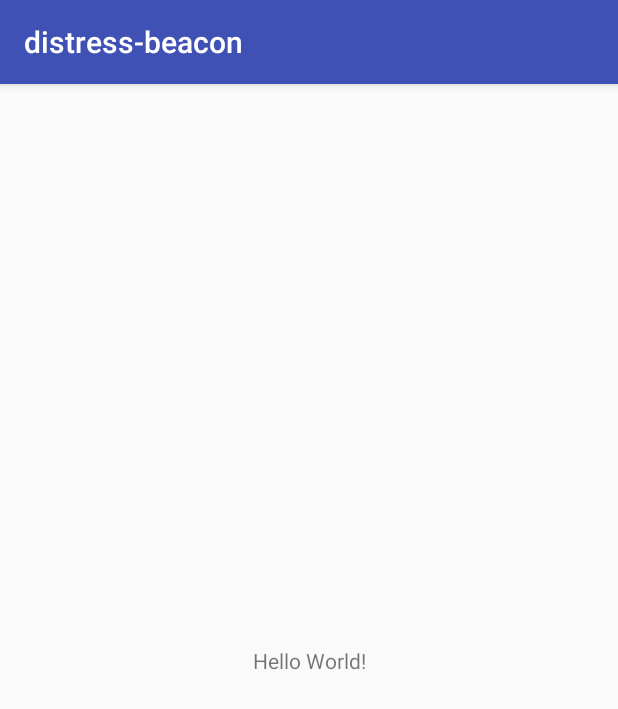
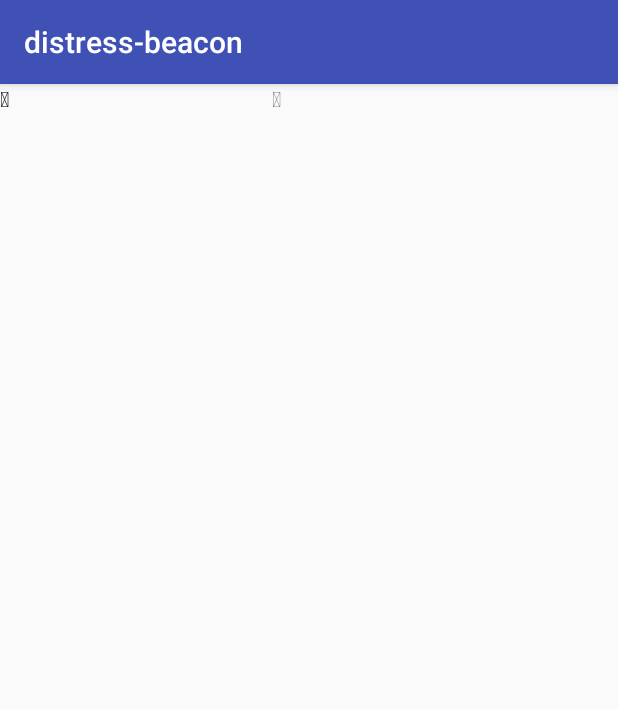
Before and after one commit to zayaok/futurismWeb, an Android app: the screen it shows after launch (MainActivity), on a phone screen of 412 x 824 dp. Shown: the top 709 px of the screen. Run offline under Robolectric (Android 15) with nearby library versions, the phone set to English and light mode, and no system bars.

Commit message:
working font

```diff
--- a/distress-beacon/app/src/main/java/com/example/a502710129/distress_beacon/FontManager.java
+++ b/distress-beacon/app/src/main/java/com/example/a502710129/distress_beacon/FontManager.java
@@ -21,7 +21,7 @@
             ViewGroup vg = (ViewGroup) v;
             for (int i = 0; i < vg.getChildCount(); i++) {
                 View child = vg.getChildAt(i);
-                markAsIconContainer(child);
+                markAsIconContainer(child, typeface);
             }
         } else if (v instanceof TextView) {
             ((TextView) v).setTypeface(typeface);
@@ -29,4 +29,3 @@
     }
 
 }
-}
--- a/distress-beacon/app/src/main/java/com/example/a502710129/distress_beacon/MainActivity.java
+++ b/distress-beacon/app/src/main/java/com/example/a502710129/distress_beacon/MainActivity.java
@@ -1,5 +1,6 @@
 package com.example.a502710129.distress_beacon;
 
+import android.graphics.Typeface;
 import android.support.v7.app.AppCompatActivity;
 import android.os.Bundle;
 
@@ -9,5 +10,9 @@
     protected void onCreate(Bundle savedInstanceState) {
         super.onCreate(savedInstanceState);
         setContentView(R.layout.activity_main);
+        Typeface iconFont = FontManager.getTypeface(getApplicationContext(), FontManager.FONTAWESOME);
+        FontManager.markAsIconContainer(findViewById(R.id.icons_container), iconFont);
     }
+
+
 }
--- a/distress-beacon/app/src/main/res/layout/activity_main.xml
+++ b/distress-beacon/app/src/main/res/layout/activity_main.xml
@@ -7,12 +7,46 @@
     tools:context="com.example.a502710129.distress_beacon.MainActivity">
 
     <TextView
+        android:layout_width="368dp"
+        android:layout_height="wrap_content"
+        android:gravity="center"
+        android:layout_weight="1"
+        android:text="@string/fa_icon_shield"
+        tools:layout_editor_absoluteY="0dp"
+        tools:layout_editor_absoluteX="8dp" />
+
+    <TextView
+        android:layout_width="0dp"
+        android:layout_height="wrap_content"
+        android:gravity="center"
+        android:layout_weight="1"
+        android:text="@string/fa_icon_fire"
+        tools:layout_editor_absoluteY="0dp"
+        tools:layout_editor_absoluteX="8dp" />
+
+    <TextView
+        android:layout_width="0dp"
+        android:layout_height="wrap_content"
+        android:gravity="center"
+        android:layout_weight="1"
+        android:text="@string/fa_icon_ambulance"
+        tools:layout_editor_absoluteY="0dp"
+        tools:layout_editor_absoluteX="8dp" />
+
+    <TextView
+        android:layout_width="0dp"
+        android:layout_height="wrap_content"
+        android:gravity="center"
+        android:layout_weight="1"
+        android:text="@string/fa_icon_cog"
+        tools:layout_editor_absoluteY="0dp"
+        tools:layout_editor_absoluteX="8dp" />
+
+    <View
         android:layout_width="wrap_content"
         android:layout_height="wrap_content"
-        android:text="Hello World!"
-        app:layout_constraintBottom_toBottomOf="parent"
-        app:layout_constraintLeft_toLeftOf="parent"
-        app:layout_constraintRight_toRightOf="parent"
-        app:layout_constraintTop_toTopOf="parent" />
+        android:id="@+id/icons_container"
+        tools:layout_editor_absoluteY="-149dp"
+        tools:layout_editor_absoluteX="-5dp" />
 
 </android.support.constraint.ConstraintLayout>
--- /dev/null
+++ b/distress-beacon/app/src/main/res/values/icons.xml
@@ -0,0 +1,7 @@
+<?xml version="1.0" encoding="utf-8"?>
+<resources>r
+    <string name="fa_icon_shield">&#xf132;</string>
+    <string name="fa_icon_ambulance">&#xf0f9;</string>
+    <string name="fa_icon_cog">&#xf013;</string>
+    <string name="fa_icon_fire">&#xf06d;</string>
+</resources>
```
